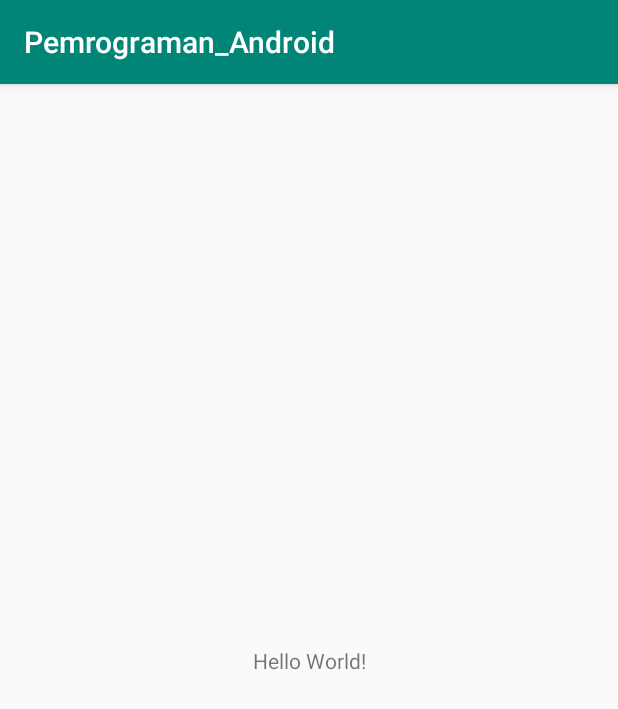
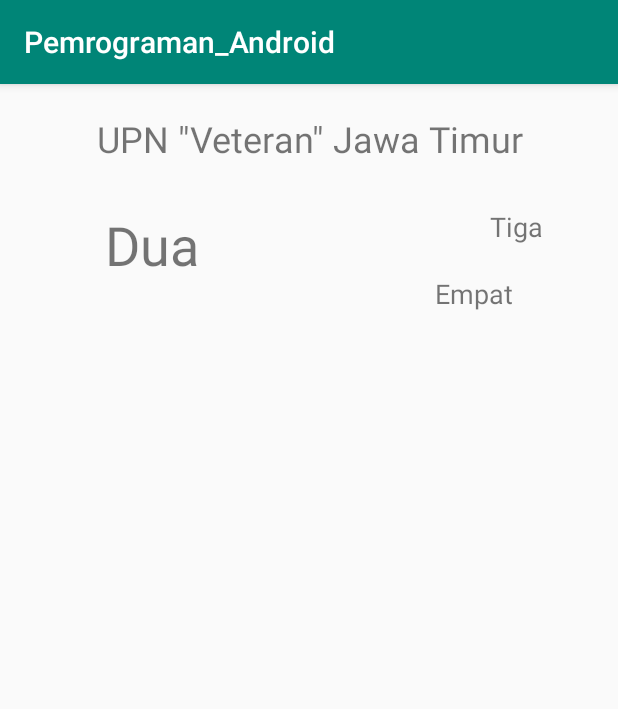
Before and after one commit to Afumoons/Pemrograman-mobile, an Android app: the screen it shows after launch (MainActivity), on a phone screen of 412 x 824 dp. Shown: the top 709 px of the screen. Run offline under Robolectric (Android 15) with nearby library versions, the phone set to English and light mode, and no system bars.

Commit message:
Tugas 2 Layout Constrain Pemrograman Mobile

```diff
--- a/app/src/main/res/layout/activity_main.xml
+++ b/app/src/main/res/layout/activity_main.xml
@@ -7,12 +7,53 @@
     tools:context=".MainActivity">
 
     <TextView
-        android:layout_width="wrap_content"
+        android:id="@+id/textView5"
+        android:layout_width="0dp"
         android:layout_height="wrap_content"
-        android:text="Hello World!"
+        android:layout_marginLeft="@dimen/Default_margin"
+        android:layout_marginTop="@dimen/Default_margin"
+        android:layout_marginRight="@dimen/Default_margin"
+        android:layout_marginBottom="@dimen/Default_margin"
+        android:text='UPN "Veteran" Jawa Timur'
+        android:textAlignment="center"
+        android:textSize="24sp"
         app:layout_constraintBottom_toBottomOf="parent"
         app:layout_constraintLeft_toLeftOf="parent"
         app:layout_constraintRight_toRightOf="parent"
-        app:layout_constraintTop_toTopOf="parent" />
+        app:layout_constraintTop_toTopOf="parent"
+        app:layout_constraintVertical_bias="0.0" />
+
+    <TextView
+        android:id="@+id/textView4"
+        android:layout_width="wrap_content"
+        android:layout_height="wrap_content"
+        android:layout_marginStart="50dp"
+        android:layout_marginTop="30dp"
+        android:text="Dua"
+        android:textSize="36sp"
+        app:layout_constraintStart_toStartOf="@+id/textView5"
+        app:layout_constraintTop_toBottomOf="@+id/textView5" />
+
+    <TextView
+        android:id="@+id/textView6"
+        android:layout_width="wrap_content"
+        android:layout_height="wrap_content"
+        android:layout_marginTop="30dp"
+        android:layout_marginEnd="30dp"
+        android:text="Tiga"
+        android:textSize="18sp"
+        app:layout_constraintEnd_toEndOf="@+id/textView5"
+        app:layout_constraintTop_toBottomOf="@+id/textView5" />
+
+    <TextView
+        android:id="@+id/textView7"
+        android:layout_width="wrap_content"
+        android:layout_height="wrap_content"
+        android:layout_marginTop="20dp"
+        android:layout_marginEnd="50dp"
+        android:text="Empat"
+        android:textSize="18sp"
+        app:layout_constraintEnd_toEndOf="@+id/textView5"
+        app:layout_constraintTop_toBottomOf="@+id/textView6" />
 
 </androidx.constraintlayout.widget.ConstraintLayout>
--- /dev/null
+++ b/app/src/main/res/values/dimens.xml
@@ -0,0 +1,4 @@
+<?xml version="1.0" encoding="utf-8"?>
+<resources>
+    <dimen name="Default_margin">20dp</dimen>
+</resources>
```
